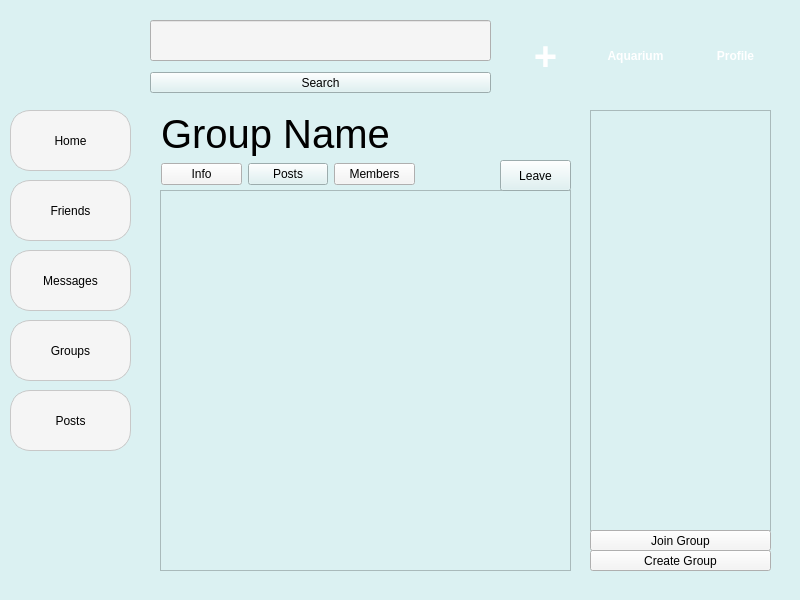
This is qt_project/Gui/home.ui in wisdomcookie/fishbowl as Qt 5 draws it before an edit. The edited form follows.
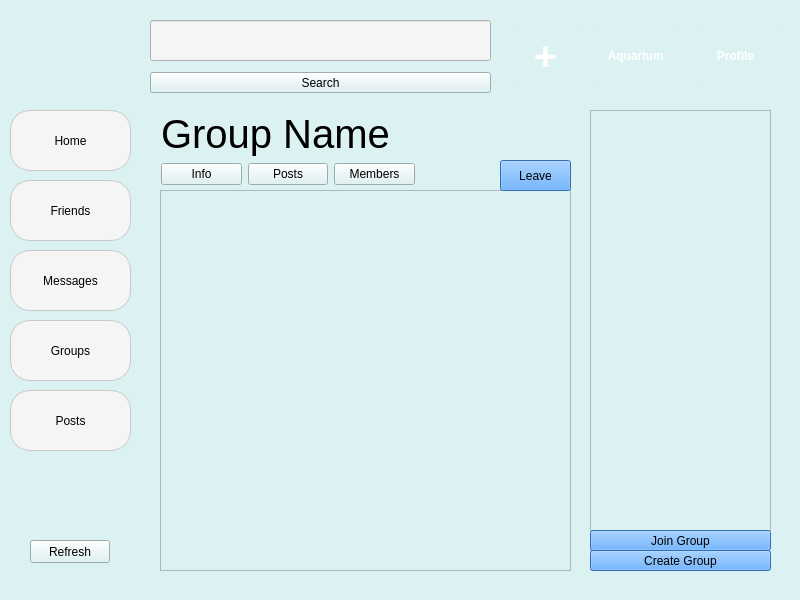
This is the edited form. The open tabs and pages were chosen to show the change.

The edit to the form file:
```diff
--- a/qt_project/Gui/home.ui
+++ b/qt_project/Gui/home.ui
@@ -435,6 +435,9 @@
       <property name="layoutDirection">
        <enum>Qt::LeftToRight</enum>
       </property>
+      <property name="styleSheet">
+       <string notr="true">color: black;</string>
+      </property>
       <property name="horizontalScrollBarPolicy">
        <enum>Qt::ScrollBarAlwaysOff</enum>
       </property>
@@ -445,7 +448,7 @@
        <set>QAbstractItemView::DoubleClicked</set>
       </property>
       <property name="alternatingRowColors">
-       <bool>true</bool>
+       <bool>false</bool>
       </property>
       <property name="flow">
        <enum>QListView::TopToBottom</enum>
@@ -485,7 +488,8 @@
        </rect>
       </property>
       <property name="styleSheet">
-       <string notr="true">background: rgb(245, 245, 245);</string>
+       <string notr="true">background: rgb(68, 153, 247);
+color:black;</string>
       </property>
       <property name="text">
        <string>Create Group</string>
@@ -501,7 +505,8 @@
        </rect>
       </property>
       <property name="styleSheet">
-       <string notr="true">background: rgb(245, 245, 245);</string>
+       <string notr="true">background: rgb(68, 153, 247);
+color:black;</string>
       </property>
       <property name="text">
        <string>Join Group</string>
@@ -548,6 +553,9 @@
         <property name="layoutDirection">
          <enum>Qt::LeftToRight</enum>
         </property>
+        <property name="styleSheet">
+         <string notr="true">color: black;</string>
+        </property>
         <property name="frameShadow">
          <enum>QFrame::Plain</enum>
         </property>
@@ -561,7 +569,7 @@
          <set>QAbstractItemView::DoubleClicked</set>
         </property>
         <property name="alternatingRowColors">
-         <bool>true</bool>
+         <bool>false</bool>
         </property>
         <property name="flow">
          <enum>QListView::TopToBottom</enum>
@@ -779,7 +787,7 @@
        <item>
         <widget class="QPushButton" name="groupInfo">
          <property name="styleSheet">
-          <string notr="true">background: rgb(245, 245, 245);</string>
+          <string notr="true">color:black;</string>
          </property>
          <property name="text">
           <string>Info</string>
@@ -796,7 +804,7 @@
        <item>
         <widget class="QPushButton" name="groupMembers">
          <property name="styleSheet">
-          <string notr="true">background: rgb(245, 245, 245);</string>
+          <string notr="true">color:black;</string>
          </property>
          <property name="text">
           <string>Members</string>
@@ -814,6 +822,10 @@
         <height>31</height>
        </rect>
       </property>
+      <property name="styleSheet">
+       <string notr="true">background: rgb(68, 153, 247);
+color:black;</string>
+      </property>
       <property name="text">
        <string>Leave</string>
       </property>
@@ -2640,6 +2652,19 @@
      <string>Search</string>
     </property>
    </widget>
+   <widget class="QPushButton" name="reloadButton">
+    <property name="geometry">
+     <rect>
+      <x>30</x>
+      <y>540</y>
+      <width>80</width>
+      <height>23</height>
+     </rect>
+    </property>
+    <property name="text">
+     <string>Refresh</string>
+    </property>
+   </widget>
   </widget>
   <widget class="QStatusBar" name="statusbar"/>
  </widget>
```
Left out of the diff: 208 changed lines with no effect on the pictures.
